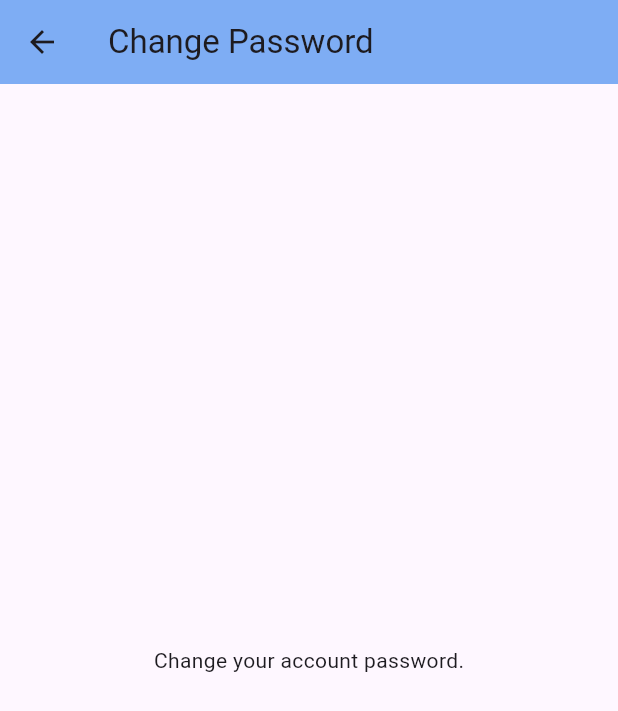
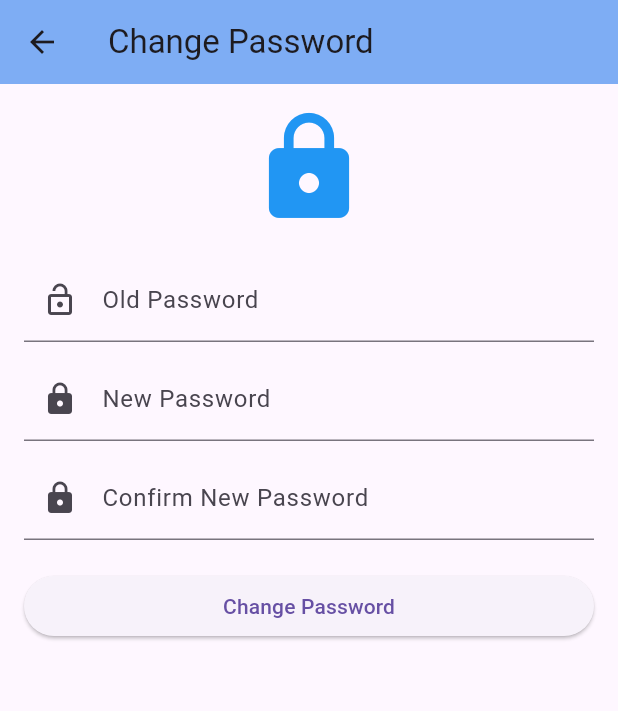
Before and after one commit to sithuminikaushalya/Motorbike_Service_Station_Reservation_System_Mobile_App_Admin_Portal, a Flutter app: the SettingsScreen screen opened directly, after a tap on "Change Password", on a phone screen of 412 x 824 dp. Shown: the top 711 px of the screen. Run offline on Flutter 3.47's test engine with Material 3 defaults, Android fonts, the light colour scheme and no system bars; our stand-ins replace google_sign_in, image_picker.

Commit message:
Adding new files to the project

```diff
--- /dev/null
+++ b/lib/change_password_screen.dart
@@ -0,0 +1,91 @@
+import 'package:flutter/material.dart';
+
+// ignore: use_key_in_widget_constructors
+class ChangePasswordScreen extends StatefulWidget {
+  @override
+  // ignore: library_private_types_in_public_api
+  _ChangePasswordScreenState createState() => _ChangePasswordScreenState();
+}
+
+class _ChangePasswordScreenState extends State<ChangePasswordScreen> {
+  final _oldPasswordController = TextEditingController();
+  final _newPasswordController = TextEditingController();
+  final _confirmPasswordController = TextEditingController();
+
+  @override
+  Widget build(BuildContext context) {
+    return Scaffold(
+      appBar: AppBar(
+        title: const Text('Change Password'),
+      ),
+      body: SingleChildScrollView(
+        // Wrap your Column with SingleChildScrollView
+        child: Padding(
+          padding: const EdgeInsets.all(16.0),
+          child: Column(
+            mainAxisAlignment: MainAxisAlignment.center,
+            crossAxisAlignment: CrossAxisAlignment.stretch,
+            children: [
+              const Icon(
+                Icons.lock,
+                size: 80,
+                color: Colors.blue,
+              ),
+              const SizedBox(height: 20),
+              TextField(
+                controller: _oldPasswordController,
+                obscureText: true,
+                decoration: const InputDecoration(
+                  labelText: 'Old Password',
+                  prefixIcon: Icon(Icons.lock_open),
+                ),
+              ),
+              const SizedBox(height: 10),
+              TextField(
+                controller: _newPasswordController,
+                obscureText: true,
+                decoration: const InputDecoration(
+                  labelText: 'New Password',
+                  prefixIcon: Icon(Icons.lock),
+                ),
+              ),
+              const SizedBox(height: 10),
+              TextField(
+                controller: _confirmPasswordController,
+                obscureText: true,
+                decoration: const InputDecoration(
+                  labelText: 'Confirm New Password',
+                  prefixIcon: Icon(Icons.lock),
+                ),
+              ),
+              const SizedBox(height: 20),
+              ElevatedButton(
+                onPressed: () {
+                  _changePassword();
+                },
+                child: const Text('Change Password'),
+              ),
+            ],
+          ),
+        ),
+      ),
+    );
+  }
+
+  void _changePassword() {
+    // Implement your password change logic here
+    // You can validate the passwords, make API calls, etc.
+    // For now, let's just show a snackbar indicating success.
+    ScaffoldMessenger.of(context).showSnackBar(
+      const SnackBar(
+        content: Text('Password changed successfully!'),
+        duration: Duration(seconds: 2),
+      ),
+    );
+
+    // Clear the text fields after changing the password
+    _oldPasswordController.clear();
+    _newPasswordController.clear();
+    _confirmPasswordController.clear();
+  }
+}
--- a/lib/second_screen.dart
+++ b/lib/second_screen.dart
@@ -3,7 +3,7 @@ import 'shops_screen.dart';
 import 'shop_invitations_screen.dart';
 import 'shop_payment_screen.dart';
 import 'subscription_screen.dart';
-import 'settings_screen.dart'; // Import the SettingsScreen
+import 'settings_screen.dart';
 
 // ignore: use_key_in_widget_constructors
 class SecondScreen extends StatefulWidget {
--- a/lib/settings_screen.dart
+++ b/lib/settings_screen.dart
@@ -1,29 +1,35 @@
 import 'package:flutter/material.dart';
+import 'language_screen.dart';
+import 'theme_screen.dart';
+import 'account_info_screen.dart';
+import 'change_password_screen.dart';
 
 class SettingsScreen extends StatelessWidget {
+  const SettingsScreen({super.key});
+
   @override
   Widget build(BuildContext context) {
     return Scaffold(
       appBar: AppBar(
-        title: Text('Settings'),
+        title: const Text('Settings'),
       ),
       body: Padding(
         padding: const EdgeInsets.all(16.0),
         child: Column(
           crossAxisAlignment: CrossAxisAlignment.start,
           children: [
-            Text(
+            const Text(
               'General Settings',
               style: TextStyle(
                 fontSize: 20.0,
                 fontWeight: FontWeight.bold,
               ),
             ),
-            SizedBox(height: 10.0),
+            const SizedBox(height: 10.0),
             ListTile(
-              leading: Icon(Icons.language),
-              title: Text('Language'),
-              subtitle: Text('English'),
+              leading: const Icon(Icons.language),
+              title: const Text('Language'),
+              subtitle: const Text('English'),
               onTap: () {
                 Navigator.push(
                   context,
@@ -31,11 +37,11 @@ class SettingsScreen extends StatelessWidget {
                 );
               },
             ),
-            Divider(),
+            const Divider(),
             ListTile(
-              leading: Icon(Icons.color_lens),
-              title: Text('Theme'),
-              subtitle: Text('Light'),
+              leading: const Icon(Icons.color_lens),
+              title: const Text('Theme'),
+              subtitle: const Text('Light'),
               onTap: () {
                 Navigator.push(
                   context,
@@ -43,19 +49,19 @@ class SettingsScreen extends StatelessWidget {
                 );
               },
             ),
-            Divider(),
-            SizedBox(height: 20.0),
-            Text(
+            const Divider(),
+            const SizedBox(height: 20.0),
+            const Text(
               'Account Settings',
               style: TextStyle(
                 fontSize: 20.0,
                 fontWeight: FontWeight.bold,
               ),
             ),
-            SizedBox(height: 10.0),
+            const SizedBox(height: 10.0),
             ListTile(
-              leading: Icon(Icons.person),
-              title: Text('Account Info'),
+              leading: const Icon(Icons.person),
+              title: const Text('Account Info'),
               onTap: () {
                 Navigator.push(
                   context,
@@ -63,10 +69,10 @@ class SettingsScreen extends StatelessWidget {
                 );
               },
             ),
-            Divider(),
+            const Divider(),
             ListTile(
-              leading: Icon(Icons.lock),
-              title: Text('Change Password'),
+              leading: const Icon(Icons.lock),
+              title: const Text('Change Password'),
               onTap: () {
                 Navigator.push(
                   context,
@@ -82,64 +88,6 @@ class SettingsScreen extends StatelessWidget {
   }
 }
 
-// Sub-screens definitions
-
-class LanguageScreen extends StatelessWidget {
-  @override
-  Widget build(BuildContext context) {
-    return Scaffold(
-      appBar: AppBar(
-        title: Text('Language'),
-      ),
-      body: Center(
-        child: Text('Select your preferred language.'),
-      ),
-    );
-  }
-}
-
-class ThemeScreen extends StatelessWidget {
-  @override
-  Widget build(BuildContext context) {
-    return Scaffold(
-      appBar: AppBar(
-        title: Text('Theme'),
-      ),
-      body: Center(
-        child: Text('Select your preferred theme.'),
-      ),
-    );
-  }
-}
-
-class AccountInfoScreen extends StatelessWidget {
-  @override
-  Widget build(BuildContext context) {
-    return Scaffold(
-      appBar: AppBar(
-        title: Text('Account Info'),
-      ),
-      body: Center(
-        child: Text('View and edit your account information.'),
-      ),
-    );
-  }
-}
-
-class ChangePasswordScreen extends StatelessWidget {
-  @override
-  Widget build(BuildContext context) {
-    return Scaffold(
-      appBar: AppBar(
-        title: Text('Change Password'),
-      ),
-      body: Center(
-        child: Text('Change your account password.'),
-      ),
-    );
-  }
-}
-
 void main() {
   runApp(MaterialApp(
     home: SettingsScreen(),
--- /dev/null
+++ b/lib/theme_provider.dart
@@ -0,0 +1,12 @@
+import 'package:flutter/material.dart';
+
+class ThemeProvider extends ChangeNotifier {
+  ThemeMode _themeMode = ThemeMode.light;
+
+  ThemeMode get themeMode => _themeMode;
+
+  void setTheme(ThemeMode themeMode) {
+    _themeMode = themeMode;
+    notifyListeners();
+  }
+}
--- a/pubspec.yaml
+++ b/pubspec.yaml
@@ -12,6 +12,8 @@ dependencies:
     sdk: flutter
   cupertino_icons: ^1.0.2
   google_sign_in: ^5.2.1
+  image_picker: ^1.0.8
+  provider: ^6.0.0
 
 dev_dependencies:
   flutter_test:
```
Also changed, not shown: lib/account_info_screen.dart (added, +274 -0 lines), lib/language_screen.dart (added, +56 -0 lines), lib/main.dart (+20 -15 lines), lib/theme_screen.dart (added, +67 -0 lines), pubspec.lock, 5 other files.
